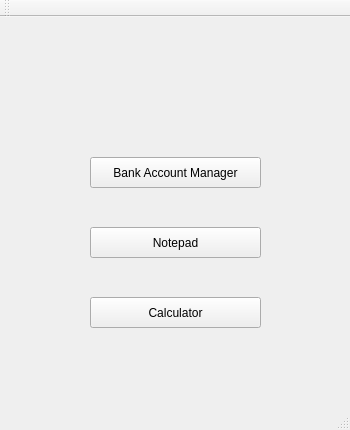
Qt form Exam/principal.ui (fvillalobos14/ExamenProgra3) before a commit.
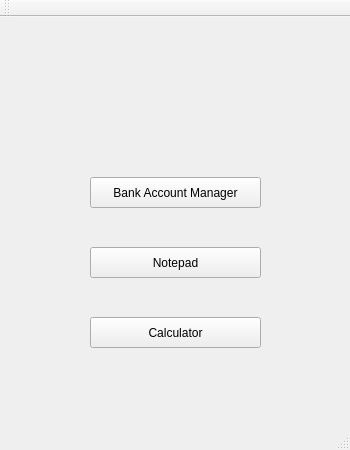
The same form after that commit.

```diff
--- a/Exam/principal.ui
+++ b/Exam/principal.ui
@@ -7,7 +7,7 @@
     <x>0</x>
     <y>0</y>
     <width>350</width>
-    <height>430</height>
+    <height>450</height>
    </rect>
   </property>
   <property name="windowTitle">
@@ -18,7 +18,7 @@
     <property name="geometry">
      <rect>
       <x>90</x>
-      <y>140</y>
+      <y>160</y>
       <width>171</width>
       <height>31</height>
      </rect>
@@ -31,7 +31,7 @@
     <property name="geometry">
      <rect>
       <x>90</x>
-      <y>210</y>
+      <y>230</y>
       <width>171</width>
       <height>31</height>
      </rect>
@@ -44,7 +44,7 @@
     <property name="geometry">
      <rect>
       <x>90</x>
-      <y>280</y>
+      <y>300</y>
       <width>171</width>
       <height>31</height>
      </rect>
```
